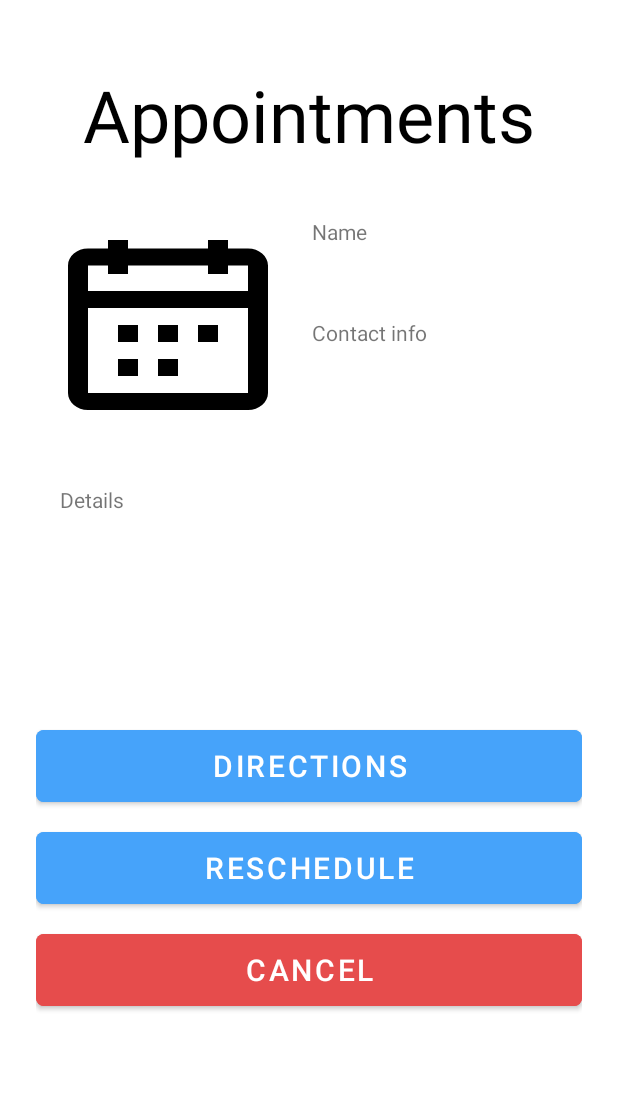
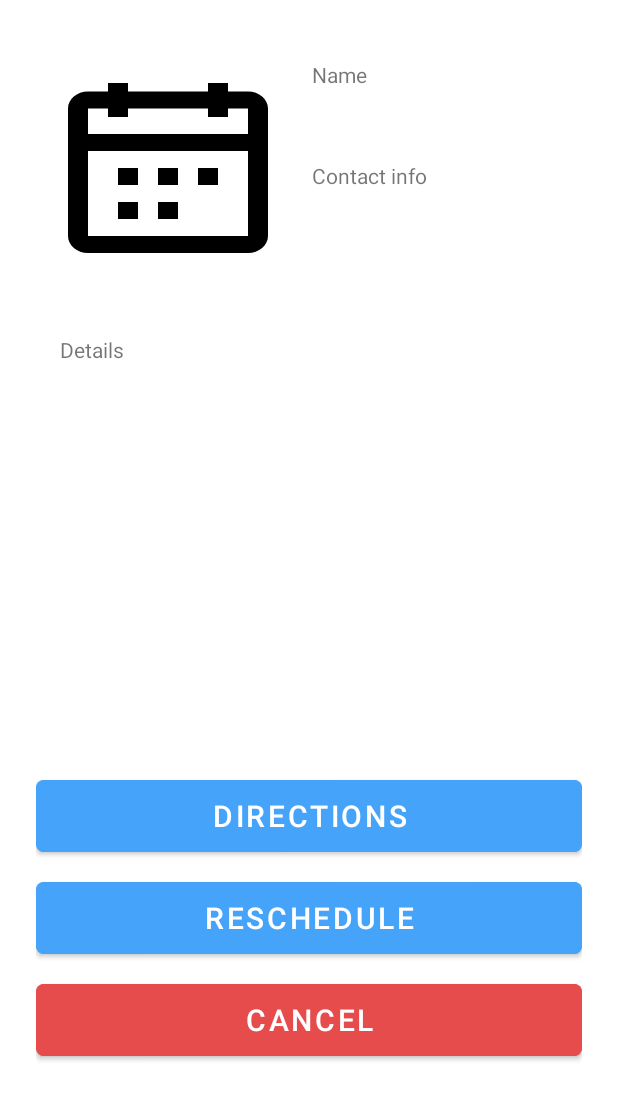
Before and after one commit to LCIS-codepath/Appointsy, an Android app: the layout activity_appointment.xml on its own in the app's theme, with its tools: preview values and no code run, on a phone screen of 412 x 824 dp. Shown: the top 1100 px of the screen. Run offline under Robolectric (Android 15) with nearby library versions, the phone set to English and light mode, and no system bars.

Commit message:
appointments screen complete

```diff
--- a/app/src/main/res/layout/activity_appointment.xml
+++ b/app/src/main/res/layout/activity_appointment.xml
@@ -12,20 +12,10 @@
     android:padding="24dp"
     >
 
-    <TextView
-        android:layout_width="match_parent"
-        android:layout_height="wrap_content"
-        android:layout_marginTop="20dp"
-        android:layout_marginBottom="20dp"
-        android:text="@string/appointments"
-        android:textAlignment="center"
-        android:textColor="@color/black"
-        android:textSize="48sp" />
-
     <androidx.constraintlayout.widget.ConstraintLayout
         android:id="@+id/frameLayout"
         android:layout_width="match_parent"
-        android:layout_height="320dp">
+        android:layout_height="458dp">
 
         <com.google.android.material.textview.MaterialTextView
             android:id="@+id/tvDetails"
```
